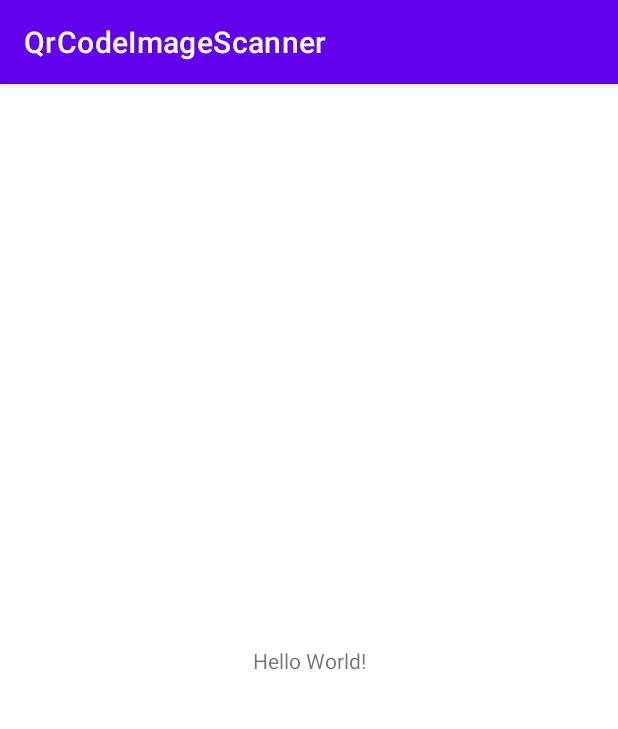
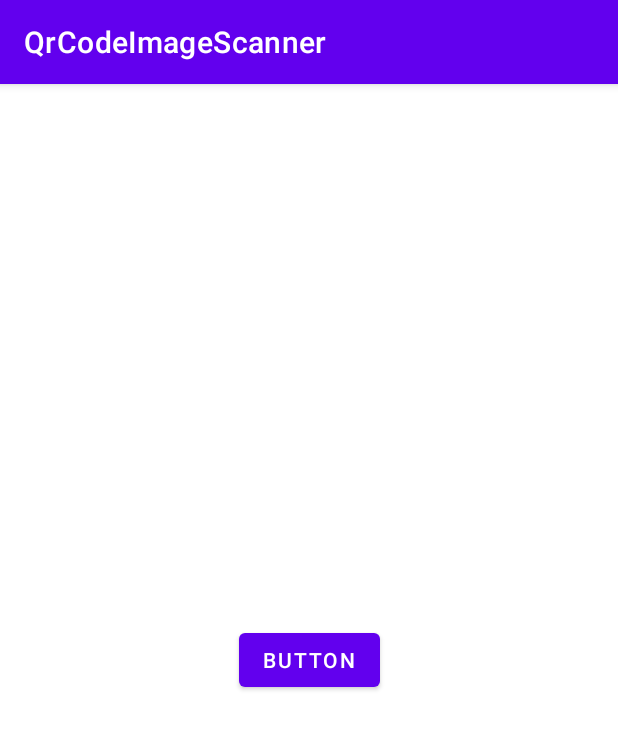
Before and after one commit to kouheiszk/QrCodeImageScanner, an Android app: the screen it shows after launch (MainActivity), on a phone screen of 412 x 824 dp. Shown: the top 729 px of the screen. Run offline under Robolectric (Android 15) with nearby library versions, the phone set to English and light mode, and no system bars; libraries missing offline, so code that uses them is left out: com.github.dhaval2404.imagepicker, com.google.mlkit.vision.

```diff
--- a/app/build.gradle
+++ b/app/build.gradle
@@ -35,4 +35,7 @@ dependencies {
     testImplementation 'junit:junit:4.+'
     androidTestImplementation 'androidx.test.ext:junit:1.1.1'
     androidTestImplementation 'androidx.test.espresso:espresso-core:3.2.0'
+
+    implementation 'com.github.dhaval2404:imagepicker:1.8'
+    implementation 'com.google.android.gms:play-services-mlkit-barcode-scanning:16.1.4'
 }
--- a/app/src/main/res/layout/activity_main.xml
+++ b/app/src/main/res/layout/activity_main.xml
@@ -6,13 +6,15 @@
     android:layout_height="match_parent"
     tools:context=".MainActivity">
 
-    <TextView
+    <Button
+        android:id="@+id/button"
         android:layout_width="wrap_content"
         android:layout_height="wrap_content"
-        android:text="Hello World!"
+        android:onClick="pickGalleryImage"
+        android:text="Button"
         app:layout_constraintBottom_toBottomOf="parent"
-        app:layout_constraintLeft_toLeftOf="parent"
-        app:layout_constraintRight_toRightOf="parent"
+        app:layout_constraintEnd_toEndOf="parent"
+        app:layout_constraintHorizontal_bias="0.5"
+        app:layout_constraintStart_toStartOf="parent"
         app:layout_constraintTop_toTopOf="parent" />
-
 </androidx.constraintlayout.widget.ConstraintLayout>
--- a/build.gradle
+++ b/build.gradle
@@ -16,6 +16,7 @@ allprojects {
     repositories {
         google()
         jcenter()
+        maven { url "https://jitpack.io" }
     }
 }
 
```
Also changed, not shown: app/src/main/AndroidManifest.xml (+7 -1 lines), app/src/main/java/com/google/kouheiszk/qrcodeimagescanner/MainActivity.java (+82 -0 lines).
